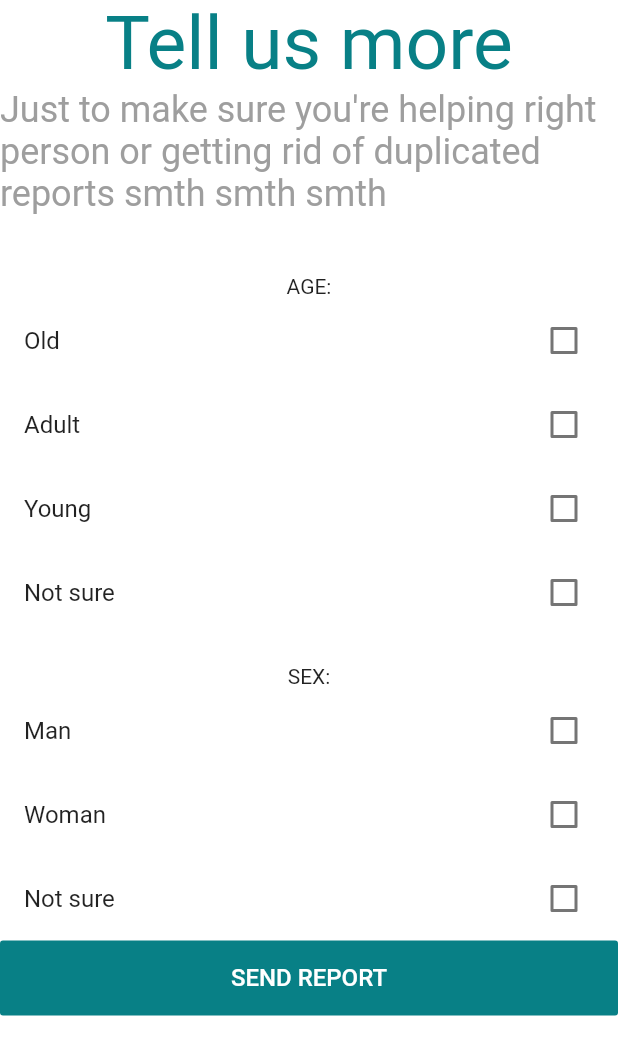
After one commit to weronikazak/Google_Solution_Challenge, a Flutter app: the UserReportQuestionare screen opened directly, on a phone screen of 412 x 824 dp. The commit adds this screen. Shown: the top 1055 px of the screen. Run offline on Flutter 3.47's test engine with Material 2 defaults, Android fonts, the phone set to English and light mode, and no system bars; our stand-ins replace cloud_firestore, firebase_auth, firebase_core, google_maps_flutter, image_picker, location and 1 more; accounts and stored records are empty.

Commit message:
change launch icon, some User Report Map stuff

```diff
--- a/lib/Screens/User/user_main_screen.dart
+++ b/lib/Screens/User/user_main_screen.dart
@@ -1,6 +1,6 @@
 import 'package:flutter/cupertino.dart';
 import 'package:flutter/material.dart';
-import 'package:gsc_project/Screens/User/user_map.dart';
+import 'package:gsc_project/Screens/User/user_report_map.dart';
 import 'package:gsc_project/Screens/Welcome/welcome_screen.dart';
 import 'package:gsc_project/Services/auth.dart';
 
--- /dev/null
+++ b/lib/Screens/User/user_report_questionaire.dart
@@ -0,0 +1,87 @@
+import 'package:flutter/cupertino.dart';
+import 'package:flutter/material.dart';
+
+import '../../constants.dart';
+
+class UserReportQuestionare extends StatefulWidget {
+  UserReportQuestionare({Key key}) : super(key: key);
+
+  @override
+  _UserReportQuestionareState createState() => _UserReportQuestionareState();
+}
+
+class _UserReportQuestionareState extends State<UserReportQuestionare> {
+  String age, sex;
+
+  @override
+  Widget build(BuildContext context) {
+    return Scaffold(
+      body: Column(
+        children: <Widget>[
+          Text(
+            "Tell us more",
+            style: TextStyle(color: kPrimaryColor, fontSize: 50),
+            textAlign: TextAlign.center,
+          ),
+          Text(
+            "Just to make sure you're helping right person or getting rid of duplicated reports smth smth smth",
+            style: TextStyle(color: Colors.grey, fontSize: 24),
+          ),
+          SizedBox(
+            height: 40,
+          ),
+          Text("AGE:"),
+          CheckboxListTile(
+            title: Text("Old"),
+            value: false,
+            onChanged: (val) {},
+          ),
+          CheckboxListTile(
+            title: Text("Adult"),
+            value: false,
+            onChanged: (val) {},
+          ),
+          CheckboxListTile(
+            title: Text("Young"),
+            value: false,
+            onChanged: (val) {},
+          ),
+          CheckboxListTile(
+            title: Text("Not sure"),
+            value: false,
+            onChanged: (val) {},
+          ),
+          SizedBox(
+            height: 20,
+          ),
+          Text("SEX:"),
+          CheckboxListTile(
+            title: Text("Man"),
+            value: false,
+            onChanged: (val) {},
+          ),
+          CheckboxListTile(
+            title: Text("Woman"),
+            value: false,
+            onChanged: (val) {},
+          ),
+          CheckboxListTile(
+            title: Text("Not sure"),
+            value: false,
+            onChanged: (val) {},
+          ),
+          MaterialButton(
+            onPressed: () {},
+            elevation: 0,
+            height: 50,
+            color: kPrimaryColor,
+            minWidth: double.maxFinite,
+            child: Text("SEND REPORT",
+                style: TextStyle(color: Colors.white, fontSize: 16)),
+            textColor: Colors.white,
+          ),
+        ],
+      ),
+    );
+  }
+}
--- a/lib/Services/auth.dart
+++ b/lib/Services/auth.dart
@@ -10,8 +10,10 @@ class AuthService {
         stream: FirebaseAuth.instance.authStateChanges(),
         builder: (BuildContext context, snapshot) {
           if (snapshot.hasData) {
-            print("SNPSHOT SNAPSHOT " + snapshot.data.toString());
-            print("SNPSHOT SNAPSHOT " + snapshot.data.email);
+            // TODO, if email address is null, go to User Main Page
+            // otherwise, go to Shelter Main Page
+            print("SNAPSHOT SNAPSHOT " + snapshot.data.toString());
+            print("SNAPSHOT SNAPSHOT " + snapshot.data.email);
 
             if (snapshot.data.email != null) {
               return ShelterMainPage();
--- a/lib/constants.dart
+++ b/lib/constants.dart
@@ -3,3 +3,5 @@ import 'package:flutter/material.dart';
 // TO CHANGE
 const kPrimaryColor = Color(0xFF088086);
 const kSecondaryColor = Color(0xFFffd042);
+const ktitleSize = 30;
+const kdescriptionSize = 16;
--- a/pubspec.yaml
+++ b/pubspec.yaml
@@ -43,7 +43,7 @@ dependencies:
 
   google_maps_flutter: ^1.0.3
 
-  # sms_autofill: ^1.3.1
+  sms_autofill: ^1.3.1
   location: ^2.3.5
 
 dev_dependencies:
```
Also changed, not shown: lib/Screens/Register/user_register_screen.dart (+30 -13 lines), lib/Screens/User/user_map.dart (deleted, +0 -86 lines), lib/Screens/User/user_report_map.dart (added, +86 -0 lines), lib/Screens/login_screen.dart (+12 -4 lines), assets/icons/launch_icon.png (added), pubspec.lock, 27 other files.
